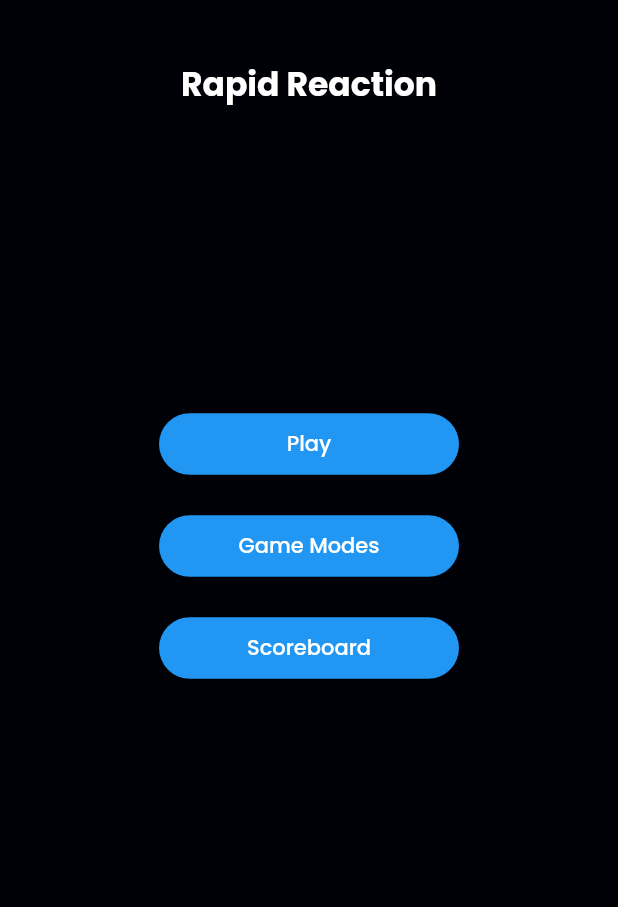
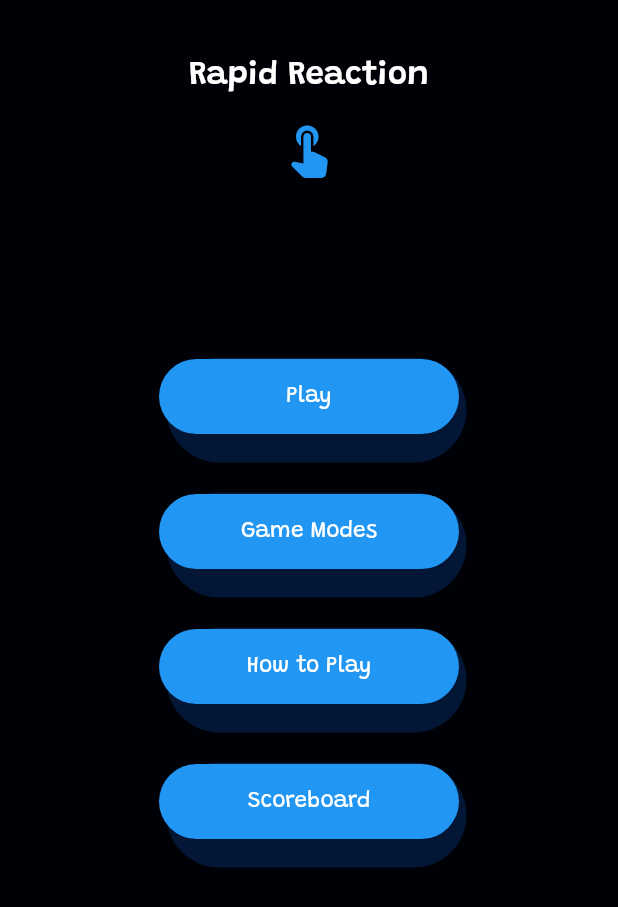
Before and after one commit to YousefShams/rapid_reaction, a Flutter app: the screen it shows after launch, on a phone screen of 412 x 824 dp. Shown: the top 907 px of the screen. Run offline on Flutter 3.47's test engine with Material 2 defaults, Android fonts, the phone set to English and light mode, and no system bars; our stand-ins replace audioplayers, flutter_bloc, flutter_svg, lottie, percent_indicator, shared_preferences.

Commit message:
how to play added

```diff
--- a/lib/app/components/app_title.dart
+++ b/lib/app/components/app_title.dart
@@ -1,21 +1,22 @@
 import 'package:flutter/material.dart';
 import 'package:rapid_reaction/app/extensions/extensions.dart';
+import 'package:rapid_reaction/app/resources/app_fonts.dart';
 import 'package:rapid_reaction/app/resources/app_values.dart';
-
 import '../constants/constants.dart';
 
 class AppTitle extends StatelessWidget {
   final String title;
-  final double? fontSize;
+  final bool big;
   const AppTitle({Key? key, this.title = AppConsts.appTitle,
-    this.fontSize}) : super(key: key);
+    this.big = false}) : super(key: key);
 
   @override
   Widget build(BuildContext context) {
     return Padding(
       padding: const EdgeInsets.symmetric(vertical:AppValues.pagePadding),
       child: Text(title,
-        style: context.textTheme.titleLarge?.copyWith(fontSize: fontSize),
+        style: context.textTheme.titleLarge?.copyWith(
+            fontSize: big ? AppFonts.xXLFontSize : null),
         textAlign: TextAlign.center
       ),
     );
--- a/lib/app/components/default_button.dart
+++ b/lib/app/components/default_button.dart
@@ -1,6 +1,9 @@
 import 'package:audioplayers/audioplayers.dart';
 import 'package:flutter/material.dart';
+import 'package:rapid_reaction/app/extensions/extensions.dart';
 import 'package:rapid_reaction/app/resources/app_assets.dart';
+import 'package:rapid_reaction/app/resources/app_colors.dart';
+import 'package:rapid_reaction/app/resources/app_fonts.dart';
 import 'package:rapid_reaction/app/resources/app_values.dart';
 
 class DefaultButton extends StatefulWidget {
@@ -27,8 +30,15 @@ class _DefaultButtonState extends State<DefaultButton> {
 
   @override
   Widget build(BuildContext context) {
-    return SizedBox(
+    return Container(
       width: AppValues.buttonWidth,
+      height: AppValues.buttonHeight,
+      margin: const EdgeInsets.only(bottom: AppValues.pagePadding),
+      decoration: BoxDecoration(
+        borderRadius: BorderRadius.circular(1000),
+        boxShadow: [BoxShadow(color: AppColors.primaryColorDarker!.withOpacity(0.3),
+        offset: const Offset(5, 9), spreadRadius: 0)]
+      ),
       child: Padding(
         padding: const EdgeInsets.symmetric(vertical:AppValues.buttonPadding),
         child: FilledButton(
@@ -38,7 +48,9 @@ class _DefaultButtonState extends State<DefaultButton> {
           },
           child: Padding(
             padding: const EdgeInsets.symmetric(vertical: AppValues.buttonPadding),
-            child: Text(widget.text),
+            child: Text(widget.text, style: context.textTheme.bodyMedium?.copyWith(
+              fontSize: AppFonts.biggerFontSize)
+            ),
           )
         ),
       ),
--- /dev/null
+++ b/lib/app/components/rapid_reaction_widget.dart
@@ -0,0 +1,20 @@
+import 'package:flutter/material.dart';
+import '../resources/app_colors.dart';
+import '../resources/app_values.dart';
+import 'app_title.dart';
+
+class RapidReactionWidget extends StatelessWidget {
+  const RapidReactionWidget({Key? key}) : super(key: key);
+
+  @override
+  Widget build(BuildContext context) {
+    return const Column(
+      mainAxisSize: MainAxisSize.min,
+      children: [
+        AppTitle(big: true),
+        Icon(Icons.touch_app_rounded, color: AppColors.primaryColor,
+            size: AppValues.splashIconSize)
+      ],
+    );
+  }
+}
--- a/lib/app/constants/constants.dart
+++ b/lib/app/constants/constants.dart
@@ -9,11 +9,12 @@ class AppConsts {
   static const maxReactionDelayTime = 3000;
   static const minNormalDelayTime = 1000;
   static const maxNormalDelayTime = 6000;
-  static const lowNinjaReactionTime = 700;
-  static const highNinjaReactionTime = 1500;
+  static const lowNinjaReactionTime = 650;
+  static const highNinjaReactionTime = 1300;
   static const highNinjaReactionTimeNorm = highNinjaReactionTime-lowNinjaReactionTime;
   static const normalModeMaxHits = 10;
   static const rapidModeMaxHits = 15;
+  static const scoreAnimationDuration = 320;
   static final percentIndicatorMs = ((1 - minCircleGameObjectSizeFactor)*
       highNinjaReactionTimeNorm).ceil() + lowNinjaReactionTime;
 
--- a/lib/app/resources/app_assets.dart
+++ b/lib/app/resources/app_assets.dart
@@ -11,6 +11,6 @@ class AppAssets {
   static const bubbles = "$imagesPath/bubbles.json";
   static const cup = "$imagesPath/cup.json";
   static const target = "$imagesPath/target.svg";
-  static const ninja = "$imagesPath/ninja.svg";
+  static const ninja = "$imagesPath/ninja2.svg";
 
 }
--- a/lib/app/resources/app_fonts.dart
+++ b/lib/app/resources/app_fonts.dart
@@ -2,7 +2,7 @@
 import 'package:flutter/material.dart';
 
 class AppFonts {
-  static const fontFamily = "Poppins";
+  static const fontFamily = "Grandstander";
 
   static const lightFontWeight = FontWeight.w300;
   static const mediumFontWeight = FontWeight.w500;
--- a/lib/app/resources/app_strings.dart
+++ b/lib/app/resources/app_strings.dart
@@ -3,6 +3,7 @@ class AppStrings {
   static const play = "Play";
   static const gameModes = "Game Modes";
   static const scoreboard = "Scoreboard";
+  static const howToPlay = "How to Play";
   static const gameOver = "Game Complete";
   static const tryAgain = "Try Again";
   static const reactionSpeed = "Reaction Speed";
@@ -18,5 +19,14 @@ class AppStrings {
   static const pressNow = "Press Now!";
   static const restart = "Restart";
 
+  static const howToPlayNormalTitle = "Normal Mode";
+  static const howToPlayRapidTitle =  "Rapid Mode";
+  static const howToPlayNinjaTitle =  "Ninja Mode";
+
+  static const howToPlayNormalInfo = "In this mode, your goal is to test your reaction time. You'll wait a bit and then you will see a light blue screen with the text 'Press Now'. As soon as you see this message, tap the screen as quickly as possible. Your reaction time will be recorded, and this will repeat multiple times until the game is complete. Try to achieve the fastest reaction times to master this mode.";
+  static const howToPlayRapidInfo = "In this mode, your mission is to tap the circles that appear on random positions of the screen as fast as possible. You'll need to be quick! Each time a circle appears, swiftly tap it to record your reaction time. This will continue to happen multiple times until the game is complete. Challenge yourself to tap each circle with lightning speed and improve your reaction time.";
+  static const howToPlayNinjaInfo = "In this mode, you'll encounter circles that appear randomly on the screen. Your goal is to tap them as fast as possible to get a good reaction time. What's unique about this mode is that the size of the next circle depends on how quickly you tap the previous one. If you react quickly, the next circle will be bigger. If you react slowly, it will be smaller. Keep playing until the circle becomes so small that it's barely visible. Strive to maintain quick reactions to keep the circles growing!";
+
+
   static String getTimeString(int ms) => "$ms MS";
 }
--- a/lib/app/resources/app_values.dart
+++ b/lib/app/resources/app_values.dart
@@ -1,10 +1,13 @@
 class AppValues {
 
   static const pagePadding = 20.0;
+  static const smallPadding = 10.0;
   static const verticalSpaceBetweenWidgets = 20.0;
   static const verticalSpaceBetweenSections = 30.0;
-  static const splashIconSize = 35.0;
+  static const splashIconSize = 40.0;
   static const buttonPadding = 10.0;
   static const buttonWidth = 200.0;
-  static const circularProgressLineWidth = 2.0;
+  static const buttonHeight = 70.0;
+  static const circularProgressLineWidth = 3.0;
+
 }
--- a/lib/app/routes/app_routes.dart
+++ b/lib/app/routes/app_routes.dart
@@ -2,6 +2,7 @@ import 'package:flutter/material.dart';
 import 'package:rapid_reaction/presentation/view/game/game_view.dart';
 import 'package:rapid_reaction/presentation/view/game_modes/game_modes_view.dart';
 import 'package:rapid_reaction/presentation/view/game_over/game_over_view.dart';
+import 'package:rapid_reaction/presentation/view/how_to_play/view/how_to_play_view.dart';
 import 'package:rapid_reaction/presentation/view/main_menu/main_menu_view.dart';
 import 'package:rapid_reaction/presentation/view/scoreboard/scoreboard_view.dart';
 import 'package:rapid_reaction/presentation/view/splash/splash_view.dart';
@@ -16,6 +17,7 @@ class AppRoutes {
   static const gameModesRoute = "/game-modes";
   static const gameOverRoute = "/game-over";
   static const scoreboardRoute = "/scoreboard";
+  static const howToPlayRoute = "/howToPlay";
 
 
 
@@ -25,7 +27,8 @@ class AppRoutes {
     gameRoute : const GameScreen(),
     gameOverRoute : const GameOverScreen(),
     scoreboardRoute : const ScoreboardScreen(),
-    gameModesRoute : const GameModesScreen()
+    gameModesRoute : const GameModesScreen(),
+    howToPlayRoute : const HowToPlayScreen()
   };
 
   static Widget getScreenFromRoute(String? route) {
--- a/lib/domain/entities/ninja_game_object.dart
+++ b/lib/domain/entities/ninja_game_object.dart
@@ -64,8 +64,8 @@ class NinjaGameObject extends GameObject {
 
   @override
   Color getReactionMsColor(int ms) {
-    if(ms < 700) { return Colors.green; }
-    else if(ms >= 700 && ms < 1000) { return Colors.orange; }
+    if(ms < 750) { return Colors.green; }
+    else if(ms >= 750 && ms < 900) { return Colors.orange; }
     else { return Colors.red; }
   }
 
--- a/lib/presentation/view/main_menu/main_menu_view.dart
+++ b/lib/presentation/view/main_menu/main_menu_view.dart
@@ -1,7 +1,6 @@
 import 'package:flutter/material.dart';
-import 'package:rapid_reaction/app/components/app_title.dart';
 import 'package:rapid_reaction/app/components/default_button.dart';
-import 'package:rapid_reaction/app/resources/app_fonts.dart';
+import 'package:rapid_reaction/app/components/rapid_reaction_widget.dart';
 import 'package:rapid_reaction/app/resources/app_strings.dart';
 import 'package:rapid_reaction/app/resources/app_values.dart';
 import 'package:rapid_reaction/app/routes/app_routes.dart';
@@ -19,7 +18,7 @@ class MainMenuScreen extends StatelessWidget {
             child: Column(
               crossAxisAlignment: CrossAxisAlignment.center,
               children: [
-                const AppTitle(fontSize: AppFonts.xXLFontSize,),
+                const RapidReactionWidget(),
                 const Spacer(flex: 1),
                 DefaultButton(onPressed: (){
                   Navigator.pushNamed(context, AppRoutes.gameRoute);
@@ -27,6 +26,9 @@ class MainMenuScreen extends StatelessWidget {
                 DefaultButton(onPressed: (){
                   Navigator.pushNamed(context, AppRoutes.gameModesRoute);
                 }, text: AppStrings.gameModes),
+                DefaultButton(onPressed: (){
+                  Navigator.pushNamed(context, AppRoutes.howToPlayRoute);
+                }, text: AppStrings.howToPlay),
                 DefaultButton(text: AppStrings.scoreboard,
                   onPressed: (){ Navigator.pushNamed(context,AppRoutes.scoreboardRoute); }, ),
                 const Spacer(flex: 2),
```
Also changed, not shown: lib/presentation/view/game/components/score_widget.dart (+9 -6 lines), lib/presentation/view/how_to_play/view/components/expandable_how_to_play.dart (added, +37 -0 lines), lib/presentation/view/how_to_play/view/how_to_play_view.dart (added, +48 -0 lines), lib/presentation/view/splash/splash_view.dart (+2 -11 lines), pubspec.yaml (+12 -0 lines), assets/fonts/Grandstander-Medium.ttf (added), assets/fonts/Grandstander-Regular.ttf (added), assets/fonts/Grandstander-SemiBold.ttf (added).
